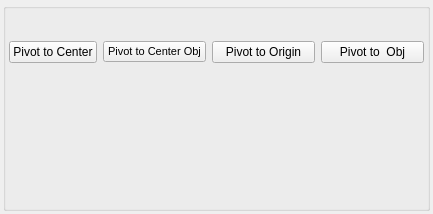
The window that src/developer/main/pivottools/widget/ui/pivotUI.ui (code-google-com/mayatools) describes before a commit, drawn with Qt 5.
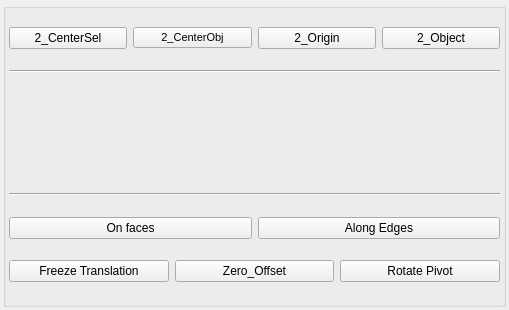
The same window after the commit. Icons and pictures are not drawn.

Diff of the .ui file:
```diff
--- a/src/developer/main/pivottools/widget/ui/pivotUI.ui
+++ b/src/developer/main/pivottools/widget/ui/pivotUI.ui
@@ -6,8 +6,8 @@
    <rect>
     <x>0</x>
     <y>0</y>
-    <width>433</width>
-    <height>214</height>
+    <width>509</width>
+    <height>310</height>
    </rect>
   </property>
   <property name="windowTitle">
@@ -32,7 +32,7 @@
          <item>
           <widget class="QPushButton" name="btnPivottoCenterElement">
            <property name="sizePolicy">
-            <sizepolicy hsizetype="Fixed" vsizetype="Maximum">
+            <sizepolicy hsizetype="Preferred" vsizetype="Fixed">
              <horstretch>0</horstretch>
              <verstretch>0</verstretch>
             </sizepolicy>
@@ -47,14 +47,14 @@
             <string>Center to element</string>
            </property>
            <property name="text">
-            <string>Pivot to Center</string>
+            <string>2_CenterSel</string>
            </property>
           </widget>
          </item>
          <item>
           <widget class="QPushButton" name="btnCenterPivot">
            <property name="sizePolicy">
-            <sizepolicy hsizetype="Minimum" vsizetype="Maximum">
+            <sizepolicy hsizetype="Preferred" vsizetype="Fixed">
              <horstretch>0</horstretch>
              <verstretch>0</verstretch>
             </sizepolicy>
@@ -68,14 +68,14 @@
             <string>Center object</string>
            </property>
            <property name="text">
-            <string>Pivot to Center Obj</string>
+            <string>2_CenterObj</string>
            </property>
           </widget>
          </item>
          <item>
           <widget class="QPushButton" name="btnPivottoOrigin">
            <property name="sizePolicy">
-            <sizepolicy hsizetype="Minimum" vsizetype="Maximum">
+            <sizepolicy hsizetype="Preferred" vsizetype="Fixed">
              <horstretch>0</horstretch>
              <verstretch>0</verstretch>
             </sizepolicy>
@@ -90,7 +90,7 @@
             <string>Pivot to origin</string>
            </property>
            <property name="text">
-            <string>Pivot to Origin</string>
+            <string>2_Origin</string>
            </property>
           </widget>
          </item>
@@ -112,12 +112,19 @@
             <string>Pivot to object</string>
            </property>
            <property name="text">
-            <string>Pivot to  Obj</string>
+            <string>2_Object</string>
            </property>
           </widget>
          </item>
         </layout>
        </item>
+       <item>
+        <widget class="Line" name="line_2">
+         <property name="orientation">
+          <enum>Qt::Horizontal</enum>
+         </property>
+        </widget>
+       </item>
        <item>
         <layout class="QGridLayout" name="gridLayout" rowstretch="0,0,0,0">
          <item row="0" column="3">
@@ -441,6 +448,79 @@
            </property>
            <property name="flat">
             <bool>true</bool>
+           </property>
+          </widget>
+         </item>
+         <item row="2" column="1">
+          <widget class="QPushButton" name="rdbYmin">
+           <property name="text">
+            <string/>
+           </property>
+           <property name="icon">
+            <iconset>
+             <normaloff>:/Project/YMin.png</normaloff>:/Project/YMin.png</iconset>
+           </property>
+           <property name="iconSize">
+            <size>
+             <width>40</width>
+             <height>40</height>
+            </size>
+           </property>
+           <property name="checkable">
+            <bool>true</bool>
+           </property>
+           <property name="flat">
+            <bool>true</bool>
+           </property>
+          </widget>
+         </item>
+        </layout>
+       </item>
+       <item>
+        <widget class="Line" name="line">
+         <property name="orientation">
+          <enum>Qt::Horizontal</enum>
+         </property>
+        </widget>
+       </item>
+       <item>
+        <layout class="QHBoxLayout" name="horizontalLayout_3">
+         <item>
+          <widget class="QPushButton" name="pushButton_4">
+           <property name="text">
+            <string>On faces</string>
+           </property>
+          </widget>
+         </item>
+         <item>
+          <widget class="QPushButton" name="pushButton_3">
+           <property name="text">
+            <string>Along Edges</string>
+           </property>
+          </widget>
+         </item>
+        </layout>
+       </item>
+       <item>
+        <layout class="QHBoxLayout" name="horizontalLayout_2">
+         <item>
+          <widget class="QPushButton" name="pushButton_2">
+           <property name="text">
+            <string>Freeze Translation</string>
+           </property>
+          </widget>
+         </item>
+         <item>
+          <widget class="QPushButton" name="btnZeroOffset">
+           <property name="text">
+            <string>Zero_Offset</string>
+           </property>
+          </widget>
+         </item>
+         <item>
+          <widget class="QPushButton" name="pushButton">
+           <property name="text">
+            <string>Rotate Pivot</string>
            </property>
           </widget>
          </item>
```
Left out of the diff: 225 changed lines with no effect on the pictures.
